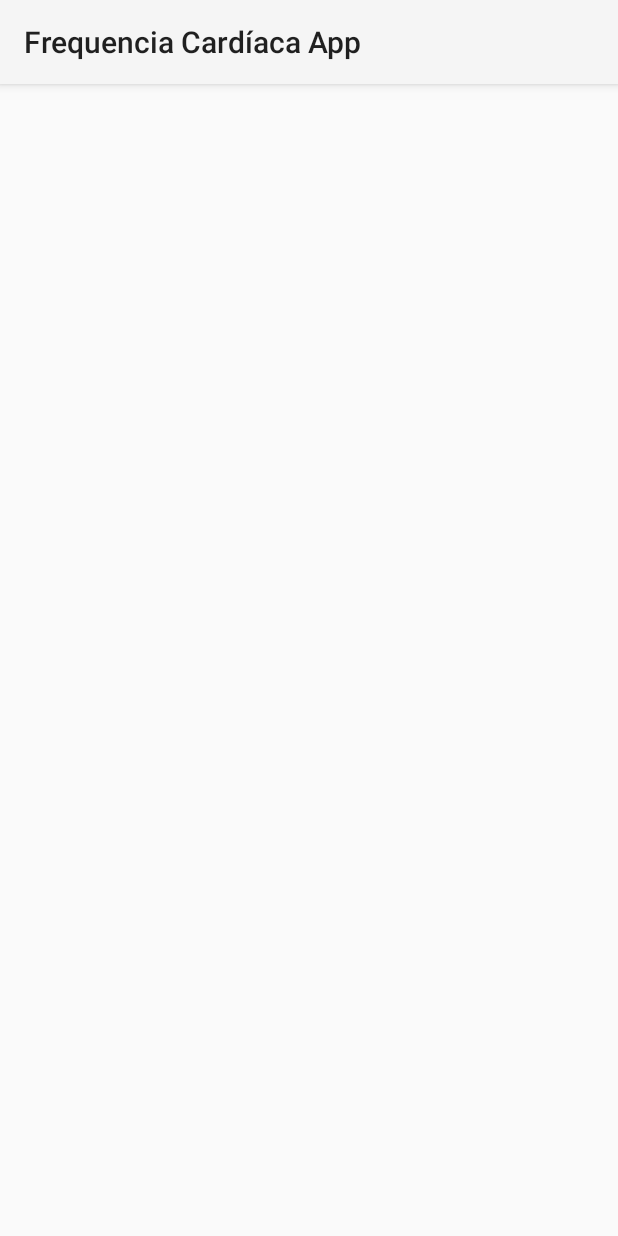
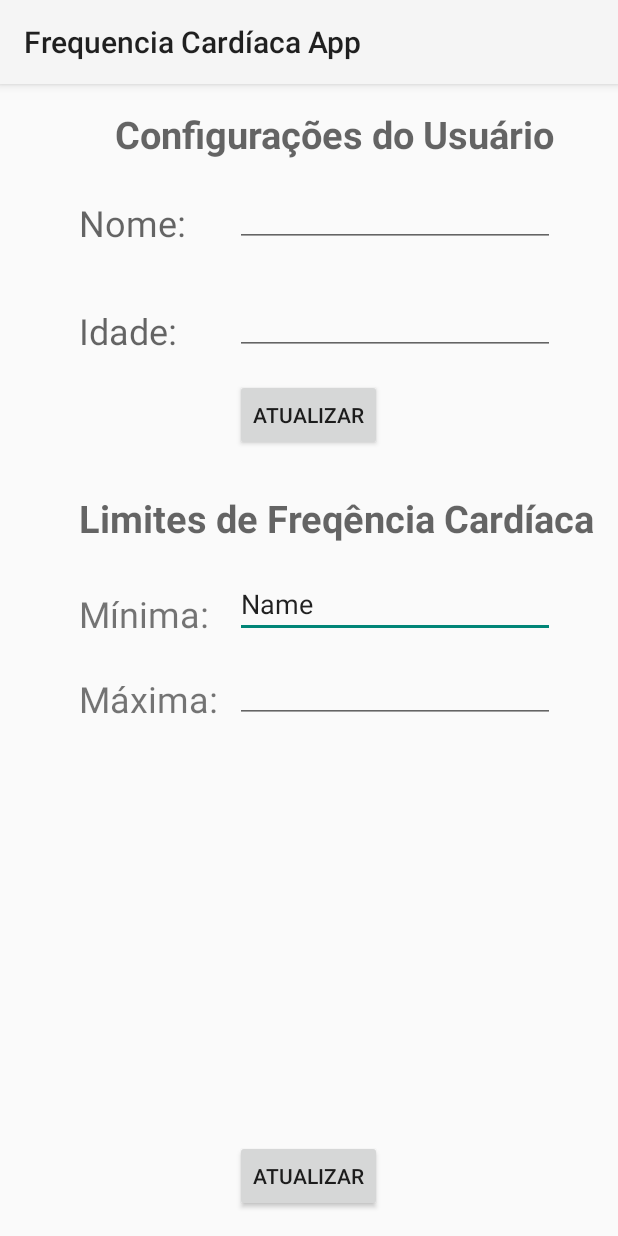
Before and after one commit to Anna-V-Araujo/PPO-Frequencia-Cardiaca, an Android app: the screen it shows after launch (UsuarioConfiguracaoActivity), in the options menu, after a tap on "Configurações de Usuário", on a phone screen of 412 x 824 dp. Run offline under Robolectric (Android 15) with nearby library versions, the phone set to English and light mode, and no system bars; network calls fail.

Commit message:
Alterada a persistencia. Concerto de bugs na Configuração Usuário. Criada a activity HistoricoTabela

```diff
--- a/Android/TesteBluetoothChat/Application/src/main/AndroidManifest.xml
+++ b/Android/TesteBluetoothChat/Application/src/main/AndroidManifest.xml
@@ -22,10 +22,9 @@
 
     <uses-permission android:name="android.permission.BLUETOOTH_ADMIN" />
     <uses-permission android:name="android.permission.BLUETOOTH" />
-    <uses-permission android:name="android.permission.VIBRATE"/>
+    <uses-permission android:name="android.permission.VIBRATE" />
     <uses-permission android:name="android.permission.WRITE_EXTERNAL_STORAGE" />
     <uses-permission android:name="android.permission.READ_EXTERNAL_STORAGE" />
-
 
     <application
         android:allowBackup="true"
@@ -47,7 +46,8 @@
             android:configChanges="orientation|keyboardHidden"
             android:label="@string/select_device"
             android:theme="@android:style/Theme.Holo.Dialog" />
-        <activity android:name="ifpe.garanhuns.ppo.negocio.UsuarioConfiguracaoActivity"></activity>
+        <activity android:name="ifpe.garanhuns.ppo.negocio.UsuarioConfiguracaoActivity" />
+        <activity android:name="ifpe.garanhuns.ppo.persistencia.historicoTabela"></activity>
     </application>
 
 </manifest>
--- a/Android/TesteBluetoothChat/Application/src/main/java/ifpe/garanhuns/ppo/comunicacaoBluetooth/BluetoothChatFragment.java
+++ b/Android/TesteBluetoothChat/Application/src/main/java/ifpe/garanhuns/ppo/comunicacaoBluetooth/BluetoothChatFragment.java
@@ -443,7 +443,7 @@ public class BluetoothChatFragment extends Fragment {
                 ensureDiscoverable();
                 return true;
             }
-            case R.id.usuario_config_menuItem: {
+            case R.id.usuario_config: {
                 Intent serverIntent = new Intent(getActivity(), UsuarioConfiguracaoActivity.class);
                 startActivity(serverIntent);
                 return true;
--- a/Android/TesteBluetoothChat/Application/src/main/java/ifpe/garanhuns/ppo/negocio/UsuarioConfiguracaoActivity.java
+++ b/Android/TesteBluetoothChat/Application/src/main/java/ifpe/garanhuns/ppo/negocio/UsuarioConfiguracaoActivity.java
@@ -1,7 +1,9 @@
 package ifpe.garanhuns.ppo.negocio;
 
+import android.app.Activity;
 import android.support.v7.app.AppCompatActivity;
 import android.os.Bundle;
+import android.view.View;
 import android.widget.EditText;
 
 import com.example.android.bluetoothchat.R;
@@ -10,7 +12,7 @@ import ifpe.garanhuns.ppo.common.activities.ActivityManager;
 
 import static java.lang.Integer.parseInt;
 
-public class UsuarioConfiguracaoActivity extends AppCompatActivity {
+public class UsuarioConfiguracaoActivity extends Activity {
 
 
 
@@ -27,7 +29,7 @@ public class UsuarioConfiguracaoActivity extends AppCompatActivity {
         ActivityManager.getInstance().setAtual(this);
     }
 
-    public void alteraNomeIdade(){
+    public void alteraNomeIdade(View view){
         EditText editText1 = (EditText) findViewById(R.id.usuario_nome_edit);
         String nome = editText1.getText().toString();
         Usuario.getInstance().setNome(nome);
--- a/Android/TesteBluetoothChat/Application/src/main/java/ifpe/garanhuns/ppo/persistencia/PersistenciaTextoBinario.java
+++ b/Android/TesteBluetoothChat/Application/src/main/java/ifpe/garanhuns/ppo/persistencia/PersistenciaTextoBinario.java
@@ -54,13 +54,9 @@ public class PersistenciaTextoBinario {
         }
 
 
-        //?
-        if(!pacoteBPMPersist.exists()) {
-            pacoteBPMPersist = new File(file.getAbsolutePath(), "PacoteBPMPersistencia.bin");
-        }
+        pacoteBPMPersist = new File(file.getAbsolutePath(), "PacoteBPMPersistencia.bin");
         outputStream = new FileOutputStream(pacoteBPMPersist);
         inputStream = new FileInputStream(pacoteBPMPersist); //Isso é a mesma coisa que FileOutputStream fos = openFileOutput(FILENAME, Context.MODE_PRIVATE) ?
-        String a = pacoteBPMPersist.getAbsolutePath();
 
     }
 
--- a/Android/TesteBluetoothChat/Application/src/main/res/menu/menu_geral.xml
+++ b/Android/TesteBluetoothChat/Application/src/main/res/menu/menu_geral.xml
@@ -15,13 +15,13 @@
 <menu xmlns:app="http://schemas.android.com/apk/res-auto"
     xmlns:android="http://schemas.android.com/apk/res/android">
 
-    <group android:id="@+id/usuario_Settings" >
+
+    <group android:id="@+id/grupo_geral">
+
         <item
             android:title="Configurações de Usuário"
-            android:id="@+id/usuario_config_menuItem" />
-    </group>
+            android:id="@+id/usuario_config" />
 
-    <group android:id="@+id/bluetooth_Settings">
         <item
             android:id="@+id/secure_connect_scan"
             android:icon="@drawable/ic_action_device_access_bluetooth_searching"
@@ -34,6 +34,8 @@
         <item
             android:id="@+id/discoverable"
             android:title="@string/discoverable"/>
+        <item android:title="Item"
+            android:id="@+id/historico_tabela" />
 
     </group>
 
```
Also changed, not shown: Android/TesteBluetoothChat/Application/src/main/java/ifpe/garanhuns/ppo/persistencia/historicoTabela.java (added, +15 -0 lines), Android/TesteBluetoothChat/Application/src/main/res/layout/activity_historico_tabela.xml (added, +38 -0 lines).
